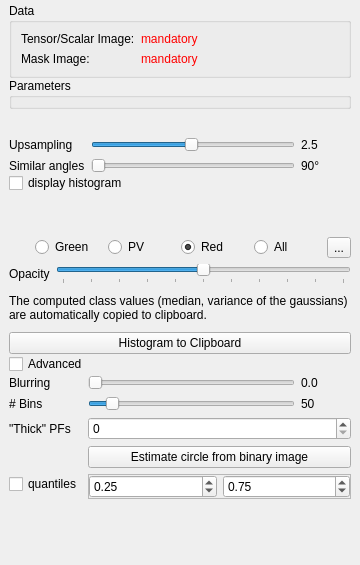
MITK/MITK, file Plugins/org.mitk.gui.qt.diffusionimaging.partialvolume/src/internal/QmitkPartialVolumeAnalysisViewControls.ui: the form before one commit.
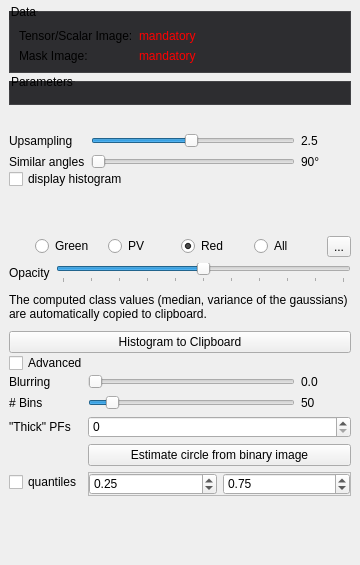
The form after the commit. Icons and pictures are not drawn. Custom widgets are drawn as their Qt base class.

Commit message: Update diffusion view style

Diff of the .ui file:
```diff
--- a/Plugins/org.mitk.gui.qt.diffusionimaging.partialvolume/src/internal/QmitkPartialVolumeAnalysisViewControls.ui
+++ b/Plugins/org.mitk.gui.qt.diffusionimaging.partialvolume/src/internal/QmitkPartialVolumeAnalysisViewControls.ui
@@ -16,6 +16,43 @@
   <property name="windowTitle">
    <string>Form</string>
   </property>
+  <property name="styleSheet">
+   <string>QCommandLinkButton {
+  font-weight: normal;
+}
+
+QCommandLinkButton:disabled {
+  border: none;
+  font-weight: lighter;
+}
+
+QToolBox::tab {
+  border: 1px solid #434346;
+  font-weight: bold;
+}
+
+QToolBox::tab:hover {
+  background-color: #434346;
+  font-weight: bold;
+}
+
+QToolBox::tab:selected {
+  background-color: #1c97ea;
+  border: 1px solid #1c97ea;
+  font-weight: bold;
+}
+
+QGroupBox {
+  border: 1px solid #434346;
+  background-color: #2d2d30;
+  margin-top: 8px;
+  padding-top: 8px;
+}
+
+QGroupBox, QGroupBox:disabled {
+  background-color: #2d2d30;
+}</string>
+  </property>
   <layout class="QVBoxLayout" name="verticalLayout">
    <property name="spacing">
     <number>0</number>
```
Left out of the diff: 36 changed lines with no effect on the pictures. The commit also changes 32 other files.
